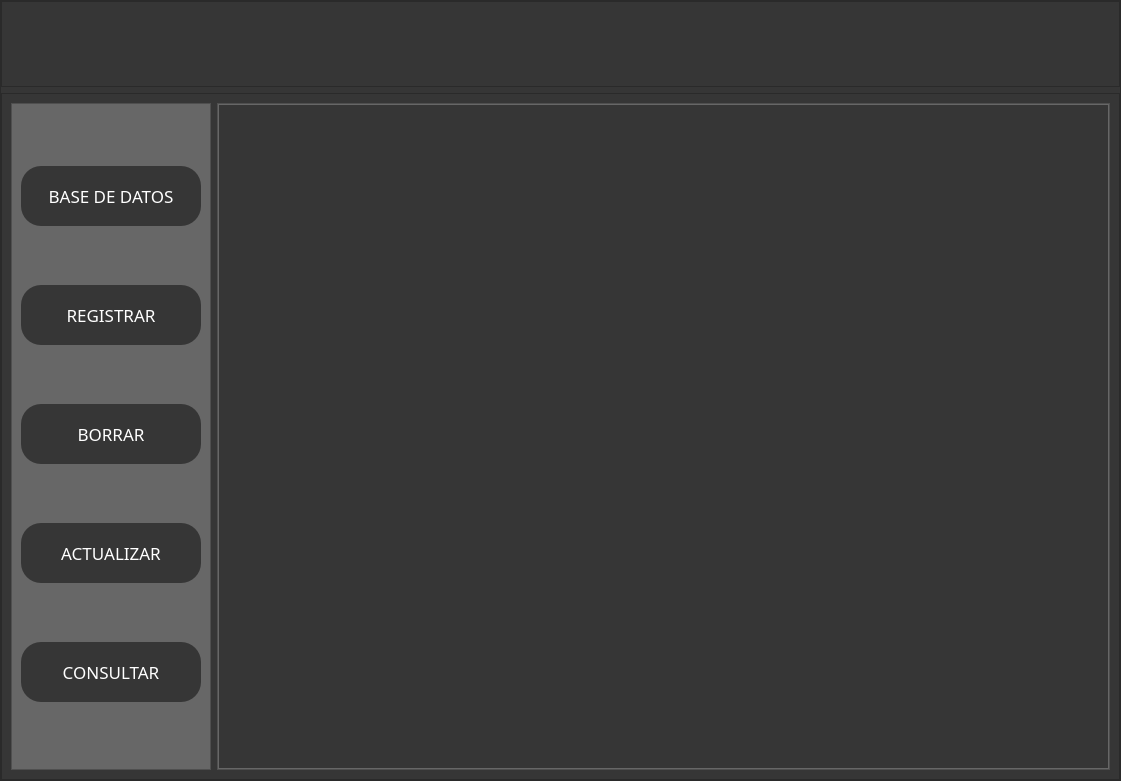
Above: interfaz1.ui from fnocampo04/MiniproyectoEstructuras before the change. Below: the same form after it.
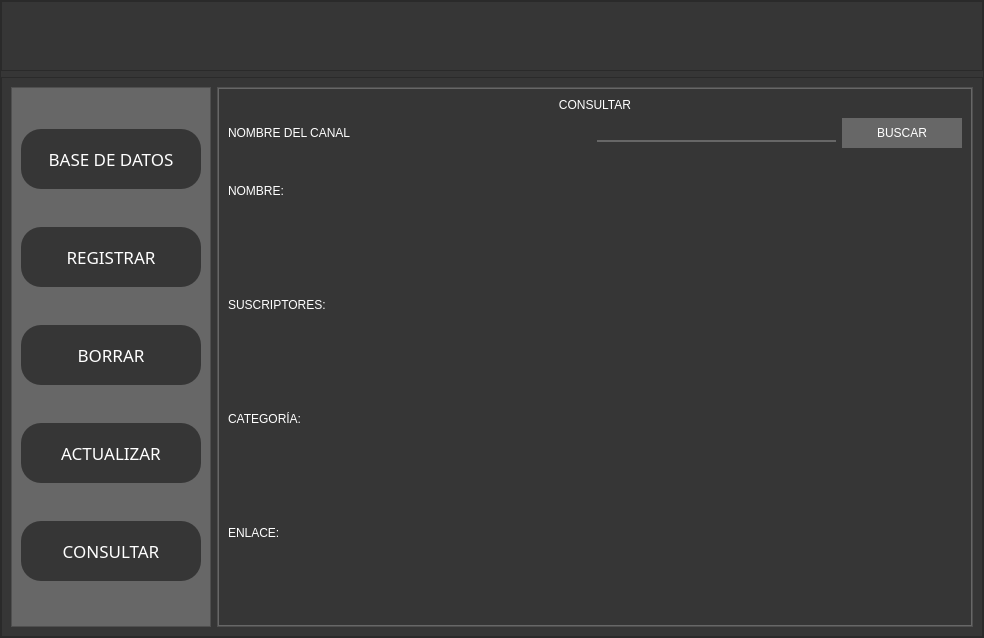
That is the form after the change. The open tabs and pages were chosen to show the change. Icons and pictures are not drawn.

```diff
--- a/interfaz1.ui
+++ b/interfaz1.ui
@@ -6,8 +6,8 @@
    <rect>
     <x>0</x>
     <y>0</y>
-    <width>1121</width>
-    <height>781</height>
+    <width>984</width>
+    <height>638</height>
    </rect>
   </property>
   <property name="windowTitle">
@@ -873,7 +873,7 @@
                 </widget>
                </widget>
                <widget class="QWidget" name="page_actualizar">
-                <layout class="QVBoxLayout" name="verticalLayout_12">
+                <layout class="QVBoxLayout" name="verticalLayout_11">
                  <item>
                   <widget class="QLabel" name="label_7">
                    <property name="minimumSize">
@@ -1089,7 +1089,281 @@
                  </item>
                 </layout>
                </widget>
-               <widget class="QWidget" name="page_consultar"/>
+               <widget class="QWidget" name="page_consultar">
+                <layout class="QVBoxLayout" name="verticalLayout_14">
+                 <item>
+                  <widget class="QLabel" name="label_11">
+                   <property name="text">
+                    <string>CONSULTAR</string>
+                   </property>
+                   <property name="alignment">
+                    <set>Qt::AlignCenter</set>
+                   </property>
+                  </widget>
+                 </item>
+                 <item>
+                  <layout class="QHBoxLayout" name="horizontalLayout_12">
+                   <item>
+                    <widget class="QLabel" name="label_19">
+                     <property name="text">
+                      <string>NOMBRE DEL CANAL</string>
+                     </property>
+                    </widget>
+                   </item>
+                   <item>
+                    <spacer name="horizontalSpacer_7">
+                     <property name="orientation">
+                      <enum>Qt::Horizontal</enum>
+                     </property>
+                     <property name="sizeHint" stdset="0">
+                      <size>
+                       <width>40</width>
+                       <height>20</height>
+                      </size>
+                     </property>
+                    </spacer>
+                   </item>
+                   <item>
+                    <widget class="QLineEdit" name="lineEdit_6"/>
+                   </item>
+                   <item>
+                    <widget class="QPushButton" name="bt_buscar_consultar">
+                     <property name="minimumSize">
+                      <size>
+                       <width>120</width>
+                       <height>30</height>
+                      </size>
+                     </property>
+                     <property name="text">
+                      <string>BUSCAR</string>
+                     </property>
+                    </widget>
+                   </item>
+                  </layout>
+                 </item>
+                 <item>
+                  <spacer name="verticalSpacer_5">
+                   <property name="orientation">
+                    <enum>Qt::Vertical</enum>
+                   </property>
+                   <property name="sizeHint" stdset="0">
+                    <size>
+                     <width>20</width>
+                     <height>40</height>
+                    </size>
+                   </property>
+                  </spacer>
+                 </item>
+                 <item>
+                  <layout class="QHBoxLayout" name="horizontalLayout_13">
+                   <item>
+                    <layout class="QVBoxLayout" name="verticalLayout_12">
+                     <property name="spacing">
+                      <number>100</number>
+                     </property>
+                     <item>
+                      <widget class="QLabel" name="label_20">
+                       <property name="minimumSize">
+                        <size>
+                         <width>150</width>
+                         <height>0</height>
+                        </size>
+                       </property>
+                       <property name="text">
+                        <string>NOMBRE:</string>
+                       </property>
+                      </widget>
+                     </item>
+                     <item>
+                      <widget class="QLabel" name="label_21">
+                       <property name="minimumSize">
+                        <size>
+                         <width>150</width>
+                         <height>0</height>
+                        </size>
+                       </property>
+                       <property name="text">
+                        <string>SUSCRIPTORES:</string>
+                       </property>
+                      </widget>
+                     </item>
+                     <item>
+                      <widget class="QLabel" name="label_22">
+                       <property name="minimumSize">
+                        <size>
+                         <width>150</width>
+                         <height>0</height>
+                        </size>
+                       </property>
+                       <property name="text">
+                        <string>CATEGORÍA:</string>
+                       </property>
+                      </widget>
+                     </item>
+                     <item>
+                      <widget class="QLabel" name="label_23">
+                       <property name="minimumSize">
+                        <size>
+                         <width>150</width>
+                         <height>0</height>
+                        </size>
+                       </property>
+                       <property name="text">
+                        <string>ENLACE:</string>
+                       </property>
+                      </widget>
+                     </item>
+                    </layout>
+                   </item>
+                   <item>
+                    <layout class="QVBoxLayout" name="verticalLayout_13">
+                     <property name="spacing">
+                      <number>100</number>
+                     </property>
+                     <item>
+                      <widget class="QLabel" name="label_nombre">
+                       <property name="minimumSize">
+                        <size>
+                         <width>400</width>
+                         <height>0</height>
+                        </size>
+                       </property>
+                       <property name="maximumSize">
+                        <size>
+                         <width>16777215</width>
+                         <height>40</height>
+                        </size>
+                       </property>
+                       <property name="text">
+                        <string/>
+                       </property>
+                      </widget>
+                     </item>
+                     <item>
+                      <widget class="QLabel" name="label_suscriptores">
+                       <property name="minimumSize">
+                        <size>
+                         <width>400</width>
+                         <height>0</height>
+                        </size>
+                       </property>
+                       <property name="maximumSize">
+                        <size>
+                         <width>16777215</width>
+                         <height>40</height>
+                        </size>
+                       </property>
+                       <property name="text">
+                        <string/>
+                       </property>
+                      </widget>
+                     </item>
+                     <item>
+                      <widget class="QLabel" name="label_categoria">
+                       <property name="minimumSize">
+                        <size>
+                         <width>400</width>
+                         <height>0</height>
+                        </size>
+                       </property>
+                       <property name="maximumSize">
+                        <size>
+                         <width>16777215</width>
+                         <height>40</height>
+                        </size>
+                       </property>
+                       <property name="text">
+                        <string/>
+                       </property>
+                      </widget>
+                     </item>
+                     <item>
+                      <widget class="QLabel" name="label_enlace">
+                       <property name="minimumSize">
+                        <size>
+                         <width>400</width>
+                         <height>0</height>
+                        </size>
+                       </property>
+                       <property name="maximumSize">
+                        <size>
+                         <width>16777215</width>
+                         <height>40</height>
+                        </size>
+                       </property>
+                       <property name="text">
+                        <string/>
+                       </property>
+                      </widget>
+                     </item>
+                    </layout>
+                   </item>
+                   <item>
+                    <spacer name="horizontalSpacer_10">
+                     <property name="orientation">
+                      <enum>Qt::Horizontal</enum>
+                     </property>
+                     <property name="sizeHint" stdset="0">
+                      <size>
+                       <width>40</width>
+                       <height>20</height>
+                      </size>
+                     </property>
+                    </spacer>
+                   </item>
+                  </layout>
+                 </item>
+                 <item>
+                  <spacer name="verticalSpacer_6">
+                   <property name="orientation">
+                    <enum>Qt::Vertical</enum>
+                   </property>
+                   <property name="sizeHint" stdset="0">
+                    <size>
+                     <width>20</width>
+                     <height>40</height>
+                    </size>
+                   </property>
+                  </spacer>
+                 </item>
+                 <item>
+                  <layout class="QHBoxLayout" name="horizontalLayout_14">
+                   <item>
+                    <widget class="QLabel" name="label_nocanal">
+                     <property name="minimumSize">
+                      <size>
+                       <width>300</width>
+                       <height>40</height>
+                      </size>
+                     </property>
+                     <property name="maximumSize">
+                      <size>
+                       <width>16777215</width>
+                       <height>40</height>
+                      </size>
+                     </property>
+                     <property name="text">
+                      <string/>
+                     </property>
+                    </widget>
+                   </item>
+                   <item>
+                    <spacer name="horizontalSpacer_9">
+                     <property name="orientation">
+                      <enum>Qt::Horizontal</enum>
+                     </property>
+                     <property name="sizeHint" stdset="0">
+                      <size>
+                       <width>40</width>
+                       <height>20</height>
+                      </size>
+                     </property>
+                    </spacer>
+                   </item>
+                  </layout>
+                 </item>
+                </layout>
+               </widget>
               </widget>
              </item>
             </layout>
```
Left out of the diff: 180 changed lines with no effect on the pictures.
